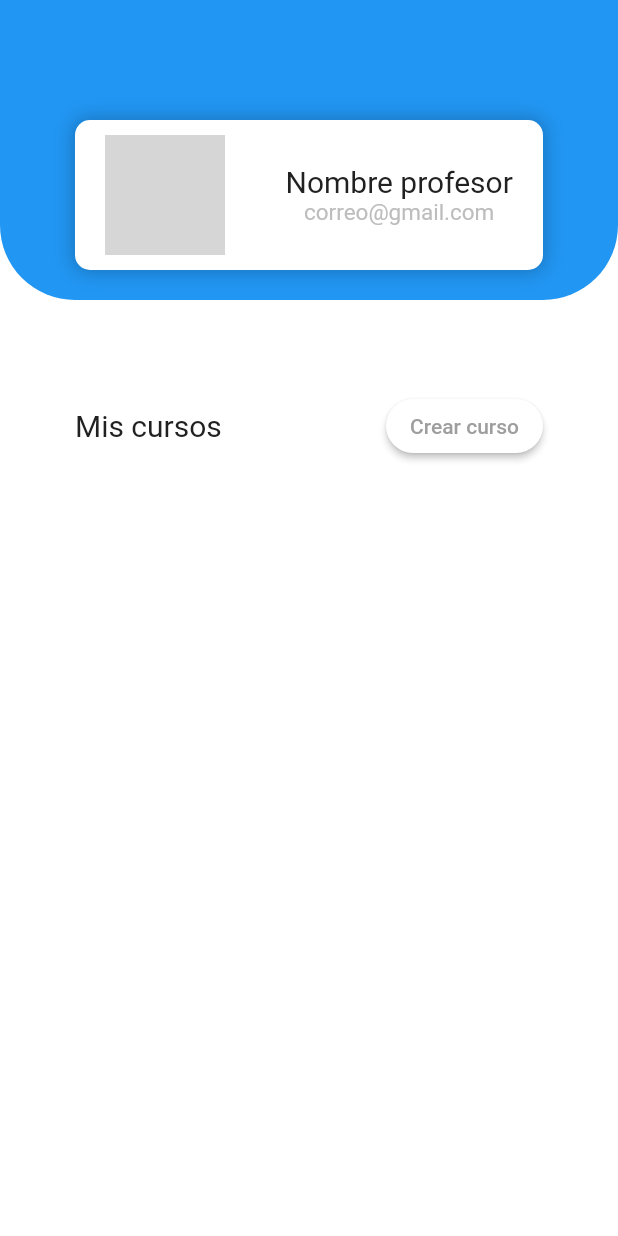
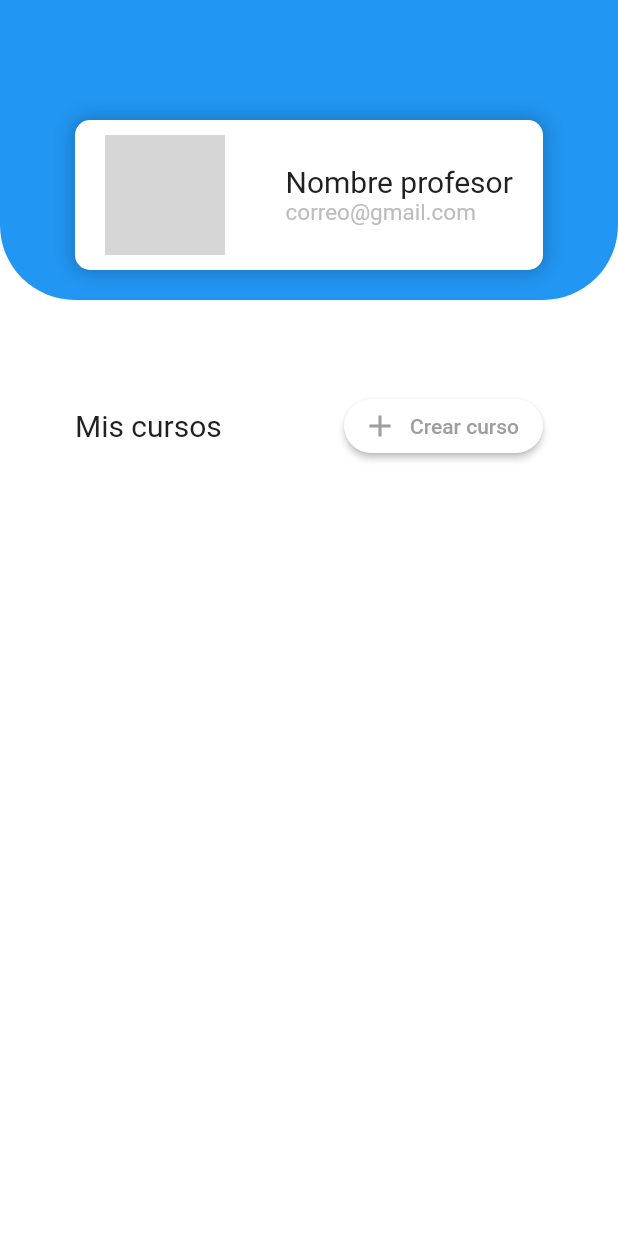
Before and after one commit to EleoRomario/proyecto_final, a Flutter app: the TeacherMain screen opened by its route, on a phone screen of 412 x 824 dp. Run offline on Flutter 3.47's test engine with Material 2 defaults, Android fonts, the light colour scheme and no system bars; network calls fail; grey boxes are pictures that could not be loaded.

Commit message:
Diseño de la pantalla principal del profesor

```diff
--- a/lib/screens/teacher/teacher_main.dart
+++ b/lib/screens/teacher/teacher_main.dart
@@ -55,7 +55,7 @@ class _TeacherMainState extends State<TeacherMain> {
                                 child: ClipRRect(
                                   borderRadius: BorderRadius.circular(50),
                                   child: Image.network(
-                                    'https://images.unsplash.com/photo-1500648767791-00dcc994a43e?ixlib=rb-4.0.3&ixid=MnwxMjA3fDB8MHxwaG90by1wYWdlfHx8fGVufDB8fHx8&auto=format&fit=crop&w=387&q=80',
+                                    'https://images.unsplash.com/photo-1562788869-4ed32648eb72?ixlib=rb-4.0.3&ixid=MnwxMjA3fDB8MHxwaG90by1wYWdlfHx8fGVufDB8fHx8&auto=format&fit=crop&w=872&q=80',
                                     height: 80,
                                     width: 80,
                                     fit: BoxFit.cover,
@@ -64,6 +64,7 @@ class _TeacherMainState extends State<TeacherMain> {
                               ),
                               Column(
                                 mainAxisAlignment: MainAxisAlignment.center,
+                                crossAxisAlignment: CrossAxisAlignment.start,
                                 children: [
                                   Text(
                                     'Nombre profesor',
@@ -106,18 +107,18 @@ class _TeacherMainState extends State<TeacherMain> {
                                       color: Colors.grey[900],
                                       fontSize: 20,
                                       fontWeight: FontWeight.w400)),
-                              ElevatedButton(
+                              ElevatedButton.icon(
                                 onPressed: () {},
+                                icon: const Icon(Icons.add, color: Colors.grey),
+                                label: const Text('Crear curso',
+                                    style: TextStyle(color: Colors.grey)),
                                 style: ElevatedButton.styleFrom(
-                                    backgroundColor: Colors.white,
-                                    shape: RoundedRectangleBorder(
-                                        borderRadius:
-                                            BorderRadius.circular(50))),
-                                child: const Text(
-                                  'Crear curso',
-                                  style: TextStyle(color: Colors.grey),
+                                  backgroundColor: Colors.white,
+                                  shape: RoundedRectangleBorder(
+                                    borderRadius: BorderRadius.circular(50),
+                                  ),
                                 ),
-                              )
+                              ),
                             ],
                           ),
                         )
```
